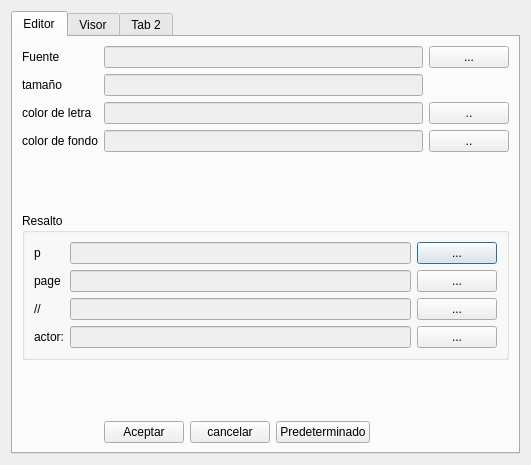
Before: the Qt Designer form menri-sub/configuracion/configuraciones.ui in oscarHH/menri-sub, drawn with Qt 5.
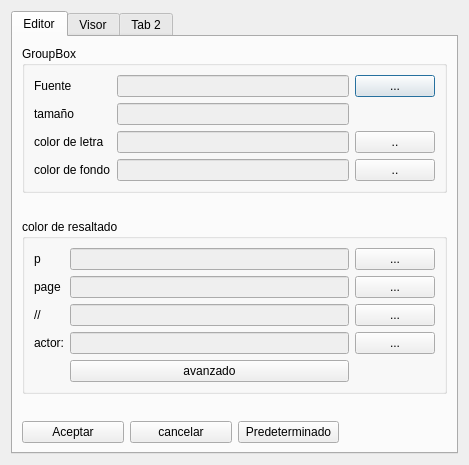
After: the same form once the commit is applied.

```diff
--- a/menri-sub/configuracion/configuraciones.ui
+++ b/menri-sub/configuracion/configuraciones.ui
@@ -6,7 +6,7 @@
    <rect>
     <x>0</x>
     <y>0</y>
-    <width>531</width>
+    <width>469</width>
     <height>465</height>
    </rect>
   </property>
@@ -23,8 +23,97 @@
       <attribute name="title">
        <string>Editor</string>
       </attribute>
-      <layout class="QGridLayout" name="gridLayout_2">
-       <item row="5" column="0" colspan="6">
+      <layout class="QGridLayout" name="gridLayout_4">
+       <item row="0" column="0" colspan="4">
+        <widget class="QGroupBox" name="groupBox_2">
+         <property name="title">
+          <string>GroupBox</string>
+         </property>
+         <layout class="QGridLayout" name="gridLayout_2">
+          <item row="1" column="1" colspan="3">
+           <widget class="QLineEdit" name="tamanioLetra">
+            <property name="enabled">
+             <bool>false</bool>
+            </property>
+           </widget>
+          </item>
+          <item row="0" column="1" colspan="3">
+           <widget class="QLineEdit" name="txtFuente">
+            <property name="enabled">
+             <bool>false</bool>
+            </property>
+           </widget>
+          </item>
+          <item row="0" column="0">
+           <widget class="QLabel" name="label">
+            <property name="text">
+             <string>Fuente</string>
+            </property>
+           </widget>
+          </item>
+          <item row="1" column="0">
+           <widget class="QLabel" name="label_2">
+            <property name="text">
+             <string>tamaño</string>
+            </property>
+           </widget>
+          </item>
+          <item row="0" column="4">
+           <widget class="QPushButton" name="btnFuente">
+            <property name="text">
+             <string>...</string>
+            </property>
+           </widget>
+          </item>
+          <item row="3" column="4">
+           <widget class="QPushButton" name="btnColorFondo">
+            <property name="text">
+             <string>..</string>
+            </property>
+           </widget>
+          </item>
+          <item row="2" column="4">
+           <widget class="QPushButton" name="btnColor">
+            <property name="text">
+             <string>..</string>
+            </property>
+           </widget>
+          </item>
+          <item row="3" column="0">
+           <widget class="QLabel" name="label_8">
+            <property name="text">
+             <string>color de fondo</string>
+            </property>
+           </widget>
+          </item>
+          <item row="2" column="0">
+           <widget class="QLabel" name="label_7">
+            <property name="text">
+             <string>color de letra</string>
+            </property>
+           </widget>
+          </item>
+          <item row="2" column="1" colspan="3">
+           <widget class="QLineEdit" name="lineEdit_5">
+            <property name="enabled">
+             <bool>false</bool>
+            </property>
+            <property name="autoFillBackground">
+             <bool>false</bool>
+            </property>
+           </widget>
+          </item>
+          <item row="3" column="1" colspan="3">
+           <widget class="QLineEdit" name="lineEdit_6">
+            <property name="enabled">
+             <bool>false</bool>
+            </property>
+           </widget>
+          </item>
+         </layout>
+        </widget>
+       </item>
+       <item row="2" column="0" colspan="4">
         <widget class="QGroupBox" name="groupBox">
          <property name="font">
           <font>
@@ -43,7 +132,7 @@
           <enum>Qt::LeftToRight</enum>
          </property>
          <property name="title">
-          <string>Resalto</string>
+          <string>color de resaltado</string>
          </property>
          <property name="flat">
           <bool>true</bool>
@@ -73,10 +162,10 @@
             </property>
            </widget>
           </item>
-          <item row="1" column="2">
-           <widget class="QPushButton" name="btnColorPage">
-            <property name="text">
-             <string>...</string>
+          <item row="1" column="1">
+           <widget class="QLineEdit" name="lineEdit_2">
+            <property name="enabled">
+             <bool>false</bool>
             </property>
            </widget>
           </item>
@@ -94,10 +183,17 @@
             </property>
            </widget>
           </item>
-          <item row="1" column="1">
-           <widget class="QLineEdit" name="lineEdit_2">
-            <property name="enabled">
-             <bool>false</bool>
+          <item row="1" column="2">
+           <widget class="QPushButton" name="btnColorPage">
+            <property name="text">
+             <string>...</string>
+            </property>
+           </widget>
+          </item>
+          <item row="2" column="0">
+           <widget class="QLabel" name="label_5">
+            <property name="text">
+             <string>//</string>
             </property>
            </widget>
           </item>
@@ -108,13 +204,6 @@
             </property>
            </widget>
           </item>
-          <item row="3" column="0">
-           <widget class="QLabel" name="label_6">
-            <property name="text">
-             <string>actor:</string>
-            </property>
-           </widget>
-          </item>
           <item row="3" column="2">
            <widget class="QPushButton" name="btnColorActor">
             <property name="text">
@@ -122,13 +211,6 @@
             </property>
            </widget>
           </item>
-          <item row="2" column="0">
-           <widget class="QLabel" name="label_5">
-            <property name="text">
-             <string>//</string>
-            </property>
-           </widget>
-          </item>
           <item row="3" column="1">
            <widget class="QLineEdit" name="lineEdit_4">
             <property name="enabled">
@@ -136,45 +218,31 @@
             </property>
            </widget>
           </item>
+          <item row="3" column="0">
+           <widget class="QLabel" name="label_6">
+            <property name="text">
+             <string>actor:</string>
+            </property>
+           </widget>
+          </item>
+          <item row="4" column="1">
+           <widget class="QPushButton" name="pushButton">
+            <property name="text">
+             <string>avanzado</string>
+            </property>
+           </widget>
+          </item>
          </layout>
         </widget>
        </item>
-       <item row="7" column="3">
-        <widget class="QPushButton" name="btnPredeterminado">
-         <property name="text">
-          <string>Predeterminado</string>
-         </property>
-        </widget>
-       </item>
-       <item row="0" column="0">
-        <widget class="QLabel" name="label">
-         <property name="text">
-          <string>Fuente</string>
-         </property>
-        </widget>
-       </item>
-       <item row="2" column="0">
-        <widget class="QLabel" name="label_7">
-         <property name="text">
-          <string>color de letra</string>
-         </property>
-        </widget>
-       </item>
-       <item row="7" column="1">
+       <item row="4" column="0">
         <widget class="QPushButton" name="btnAceptar">
          <property name="text">
           <string>Aceptar</string>
          </property>
         </widget>
        </item>
-       <item row="7" column="2">
-        <widget class="QPushButton" name="btnCancelar">
-         <property name="text">
-          <string>cancelar</string>
-         </property>
-        </widget>
-       </item>
-       <item row="6" column="0">
+       <item row="3" column="0">
         <spacer name="verticalSpacer_2">
          <property name="orientation">
           <enum>Qt::Vertical</enum>
@@ -187,82 +255,30 @@
          </property>
         </spacer>
        </item>
-       <item row="2" column="5">
-        <widget class="QPushButton" name="btnColor">
-         <property name="text">
-          <string>..</string>
-         </property>
-        </widget>
-       </item>
-       <item row="0" column="5">
-        <widget class="QPushButton" name="btnFuente">
-         <property name="text">
-          <string>...</string>
-         </property>
-        </widget>
-       </item>
-       <item row="4" column="5">
-        <spacer name="verticalSpacer">
-         <property name="orientation">
-          <enum>Qt::Vertical</enum>
-         </property>
-         <property name="sizeHint" stdset="0">
-          <size>
-           <width>20</width>
-           <height>40</height>
-          </size>
-         </property>
-        </spacer>
-       </item>
-       <item row="2" column="1" colspan="4">
-        <widget class="QLineEdit" name="lineEdit_5">
-         <property name="enabled">
-          <bool>false</bool>
-         </property>
-         <property name="autoFillBackground">
-          <bool>false</bool>
-         </property>
-        </widget>
-       </item>
-       <item row="0" column="1" colspan="4">
-        <widget class="QLineEdit" name="txtFuente">
-         <property name="enabled">
-          <bool>false</bool>
-         </property>
-        </widget>
-       </item>
-       <item row="1" column="1" colspan="4">
-        <widget class="QLineEdit" name="tamanioLetra">
-         <property name="enabled">
-          <bool>false</bool>
-         </property>
-        </widget>
-       </item>
        <item row="1" column="0">
-        <widget class="QLabel" name="label_2">
-         <property name="text">
-          <string>tamaño</string>
+        <spacer name="verticalSpacer">
+         <property name="orientation">
+          <enum>Qt::Vertical</enum>
          </property>
-        </widget>
+         <property name="sizeHint" stdset="0">
+          <size>
+           <width>20</width>
+           <height>40</height>
+          </size>
+         </property>
+        </spacer>
        </item>
-       <item row="3" column="0">
-        <widget class="QLabel" name="label_8">
+       <item row="4" column="2">
+        <widget class="QPushButton" name="btnPredeterminado">
          <property name="text">
-          <string>color de fondo</string>
+          <string>Predeterminado</string>
          </property>
         </widget>
        </item>
-       <item row="3" column="1" colspan="4">
-        <widget class="QLineEdit" name="lineEdit_6">
-         <property name="enabled">
-          <bool>false</bool>
-         </property>
-        </widget>
-       </item>
-       <item row="3" column="5">
-        <widget class="QPushButton" name="btnColorFondo">
+       <item row="4" column="1">
+        <widget class="QPushButton" name="btnCancelar">
          <property name="text">
-          <string>..</string>
+          <string>cancelar</string>
          </property>
         </widget>
        </item>
```
